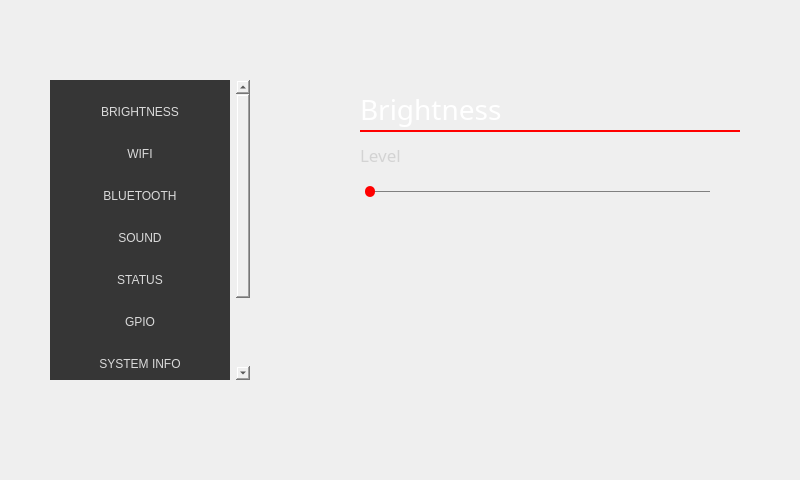
Above: GUI_WIDGETS/Settings/design_settings.ui from PortiESP/PortiOS before the change. Below: the same form after it.
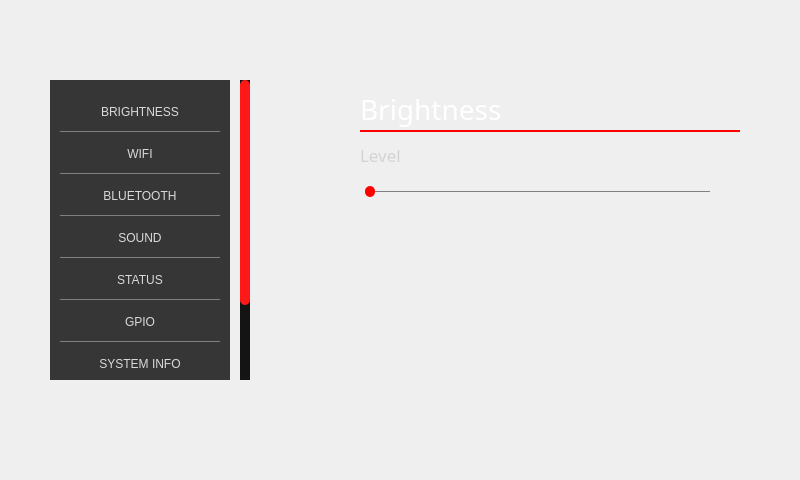
That is the form after the change. Icons and pictures are not drawn.

```diff
--- a/GUI_WIDGETS/Settings/design_settings.ui
+++ b/GUI_WIDGETS/Settings/design_settings.ui
@@ -13,9 +13,6 @@
   <property name="windowTitle">
    <string>Form</string>
   </property>
-  <property name="styleSheet">
-   <string notr="true">border:none;</string>
-  </property>
   <widget class="QFrame" name="frame_settings">
    <property name="geometry">
     <rect>
@@ -52,7 +49,7 @@
 	background:transparent;
 
 }
-QWidget#scrollAreaWidgetContents{
+#scrollAreaWidgetContents{
 	background-color:rgb(54, 54, 54);
 
 }
@@ -99,9 +96,6 @@
        <height>400</height>
       </rect>
      </property>
-     <property name="styleSheet">
-      <string notr="true">border:none;</string>
-     </property>
      <layout class="QVBoxLayout" name="verticalLayout">
       <property name="spacing">
        <number>0</number>
```
